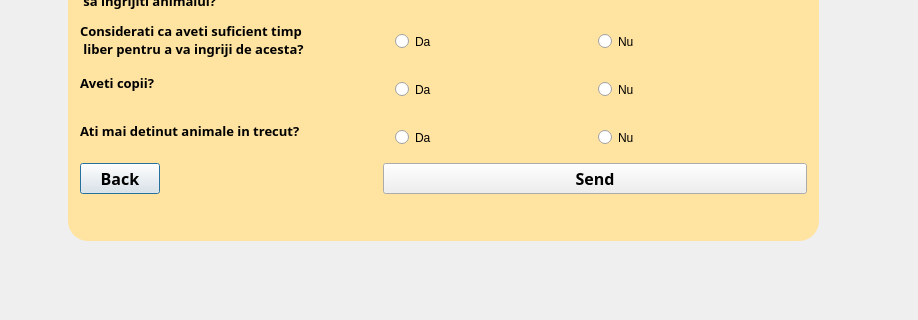
Before: the Qt Designer form adoptformular.ui in ericktudor/ASPA, drawn with Qt 5; both pictures show x 82 to 1000 and y 280 to 600 of the 1000 by 600 pixel window.
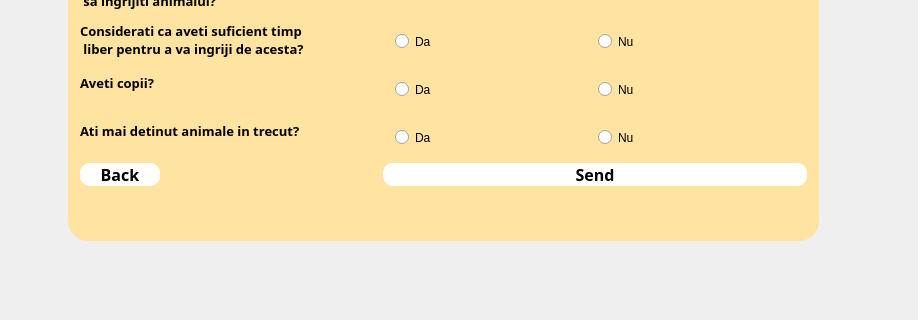
After: the same form once the commit is applied. Icons and pictures are not drawn.

```diff
--- a/adoptformular.ui
+++ b/adoptformular.ui
@@ -289,6 +289,12 @@
     </item>
     <item row="6" column="0">
      <widget class="QPushButton" name="pushButton">
+      <property name="minimumSize">
+       <size>
+        <width>80</width>
+        <height>0</height>
+       </size>
+      </property>
       <property name="font">
        <font>
         <family>Segoe UI Black</family>
@@ -297,12 +303,9 @@
        </font>
       </property>
       <property name="styleSheet">
-       <string notr="true">#pushButton_2
-{
+       <string notr="true">#pushButton{
 	background-color: rgb(255, 255, 255);
-	border-color: rgb(255, 255, 255);
 border-radius:10px;
-
 }</string>
       </property>
       <property name="text">
@@ -320,10 +323,9 @@
        </font>
       </property>
       <property name="styleSheet">
-       <string notr="true">
-#pushButton{
+       <string notr="true">#pushButton_2{
 	background-color: rgb(255, 255, 255);
-border-radius:30px;
+border-radius:10px;
 }</string>
       </property>
       <property name="text">
```
